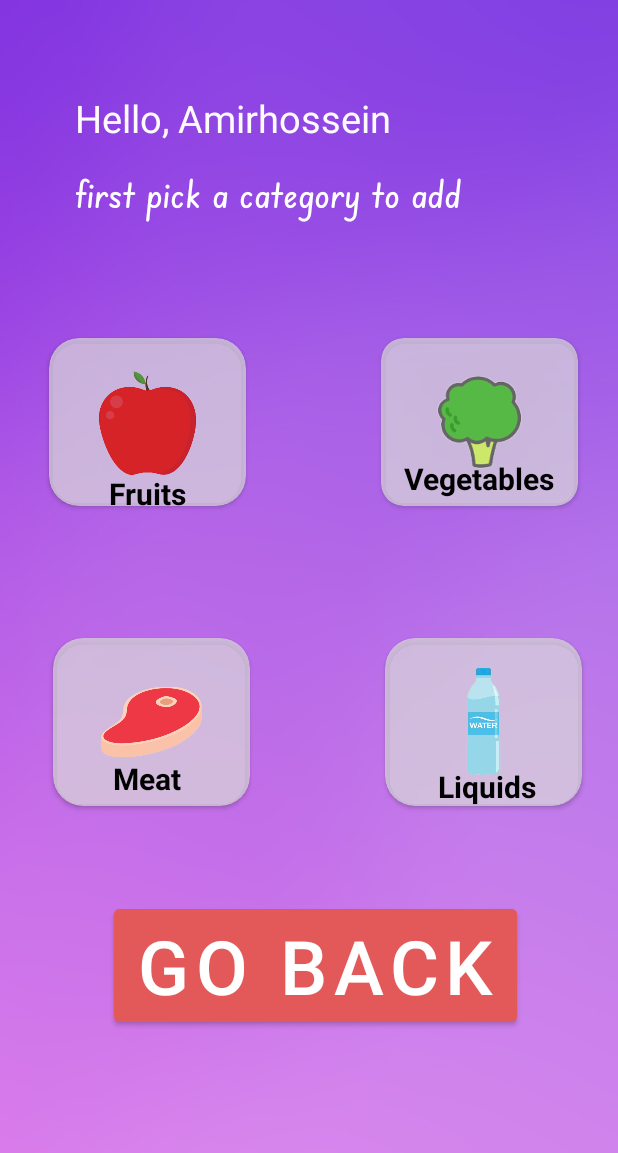
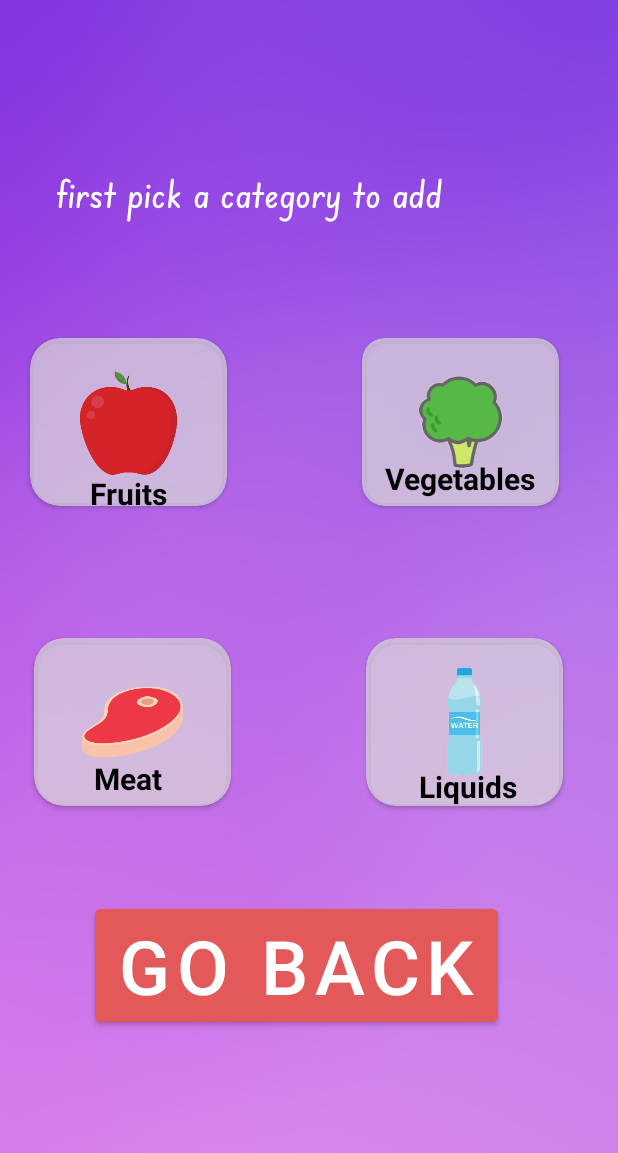
Before and after one commit to ahmadatimo/fridger, an Android app: the Add_Menu screen opened directly, with no data from a screen before it, on a phone screen of 412 x 824 dp. Shown: the top 1153 px of the screen. Run offline under Robolectric (Android 15) with nearby library versions, the light colour scheme and no system bars.

Commit message:
delete usename
the user knows him/herslf so just delete him / her

```diff
--- a/app/src/main/res/layout/activity_add_menu.xml
+++ b/app/src/main/res/layout/activity_add_menu.xml
@@ -15,7 +15,7 @@
         android:textSize="25dp"
         android:layout_marginTop="25dp"
         android:layout_marginLeft="50dp"
-        android:text="Hello, Amirhossein" />
+        android:text="                                 " />
 
     <TextView
         android:id="@+id/textView6"
--- a/app/src/main/res/layout/activity_delete_menu.xml
+++ b/app/src/main/res/layout/activity_delete_menu.xml
@@ -15,7 +15,7 @@
         android:textSize="25dp"
         android:layout_marginTop="25dp"
         android:layout_marginLeft="50dp"
-        android:text="Hello, Amirhossein" />
+        android:text="                                  " />
 
     <TextView
         android:id="@+id/textView6"
```
